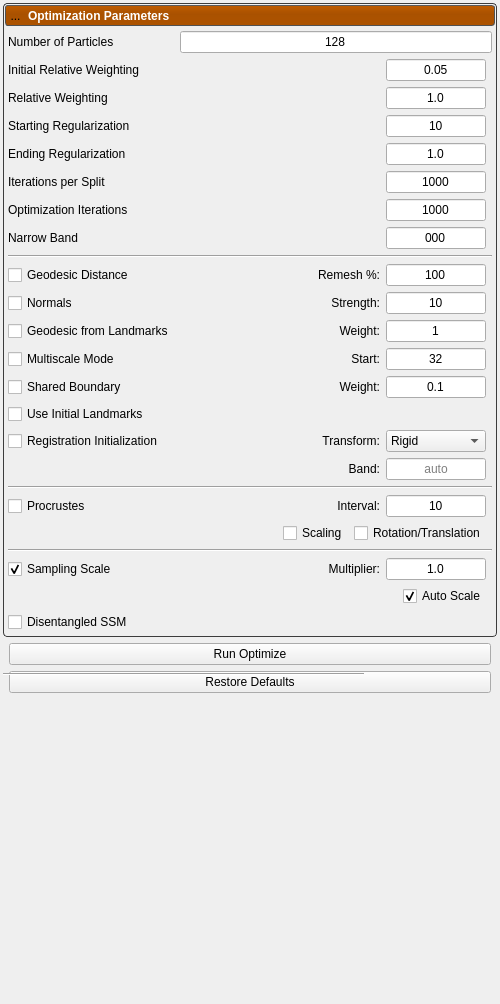
This is Studio/Optimize/OptimizeTool.ui in SCIInstitute/ShapeWorks as Qt 5 draws it before an edit. The edited form follows.
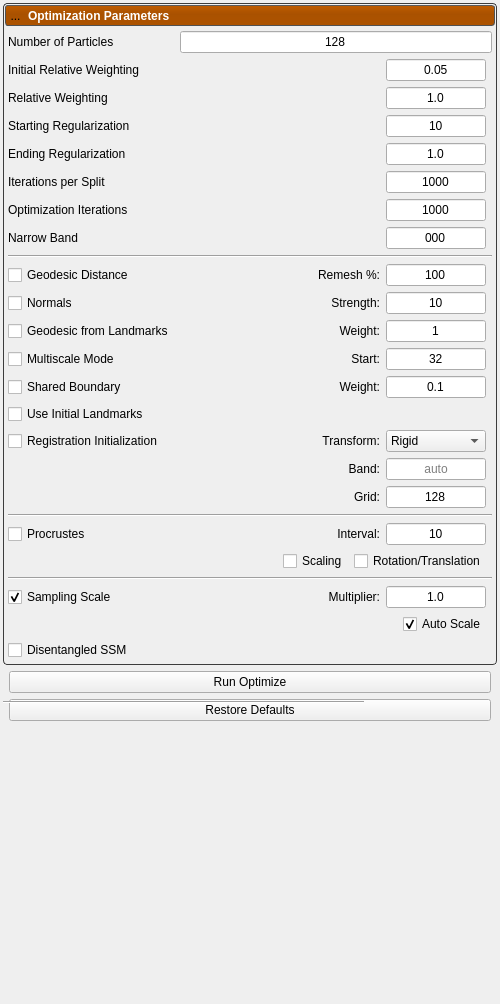
This is the edited form. Icons and pictures are not drawn.

Commit message: Add registration grid-size parameter and decouple the band

```diff
--- a/Studio/Optimize/OptimizeTool.ui
+++ b/Studio/Optimize/OptimizeTool.ui
@@ -815,23 +815,56 @@
                  </property>
                 </widget>
                </item>
+               <!-- Row 26: Registration grid size -->
+               <item row="26" column="1">
+                <widget class="QLabel" name="registration_grid_label">
+                 <property name="text">
+                  <string>Grid:</string>
+                 </property>
+                 <property name="alignment">
+                  <set>Qt::AlignRight|Qt::AlignVCenter</set>
+                 </property>
+                </widget>
+               </item>
+               <item row="26" column="2">
+                <widget class="QLineEdit" name="registration_grid_size">
+                 <property name="text">
+                  <string>128</string>
+                 </property>
+                 <property name="minimumSize">
+                  <size>
+                   <width>50</width>
+                   <height>0</height>
+                  </size>
+                 </property>
+                 <property name="maximumSize">
+                  <size>
+                   <width>100</width>
+                   <height>16777215</height>
+                  </size>
+                 </property>
+                 <property name="alignment">
+                  <set>Qt::AlignCenter</set>
+                 </property>
+                </widget>
+               </item>
                <!-- Divider: after Geodesic/Options group -->
-               <item row="26" column="0" colspan="4">
+               <item row="27" column="0" colspan="4">
                 <widget class="Line" name="line_opt_2">
                  <property name="orientation">
                   <enum>Qt::Horizontal</enum>
                  </property>
                 </widget>
                </item>
-               <!-- Row 27: Procrustes (combined checkbox + interval) -->
-               <item row="27" column="0">
+               <!-- Row 28: Procrustes (combined checkbox + interval) -->
+               <item row="28" column="0">
                 <widget class="QCheckBox" name="procrustes">
                  <property name="text">
                   <string>Procrustes</string>
                  </property>
                 </widget>
                </item>
-               <item row="27" column="1">
+               <item row="28" column="1">
                 <widget class="QLabel" name="procrustes_interval_label">
                  <property name="text">
                   <string>Interval:</string>
@@ -841,7 +874,7 @@
                  </property>
                 </widget>
                </item>
-              <item row="27" column="2">
+              <item row="28" column="2">
                 <widget class="QLineEdit" name="procrustes_interval">
                  <property name="text">
                   <string>10</string>
@@ -863,8 +896,8 @@
                  </property>
                 </widget>
                </item>
-               <!-- Row 28: Procrustes sub-options (Scaling + Rot/Trans) -->
-               <item row="28" column="0" colspan="3">
+               <!-- Row 29: Procrustes sub-options (Scaling + Rot/Trans) -->
+               <item row="29" column="0" colspan="3">
                 <widget class="QWidget" name="procrustes_sub_widget" native="true">
                  <layout class="QHBoxLayout" name="procrustes_sub_layout">
                   <property name="leftMargin">
@@ -910,15 +943,15 @@
                 </widget>
                </item>
                <!-- Divider: after Procrustes group -->
-               <item row="29" column="0" colspan="4">
+               <item row="30" column="0" colspan="4">
                 <widget class="Line" name="line_opt_3">
                  <property name="orientation">
                   <enum>Qt::Horizontal</enum>
                  </property>
                 </widget>
                </item>
-               <!-- Row 30: Sampling Scale (combined checkbox + multiplier) -->
-               <item row="30" column="0">
+               <!-- Row 31: Sampling Scale (combined checkbox + multiplier) -->
+               <item row="31" column="0">
                 <widget class="QCheckBox" name="sampling_scale">
                  <property name="text">
                   <string>Sampling Scale</string>
@@ -928,7 +961,7 @@
                  </property>
                 </widget>
                </item>
-               <item row="30" column="1">
+               <item row="31" column="1">
                 <widget class="QLabel" name="sampling_scale_label">
                  <property name="text">
                   <string>Multiplier:</string>
@@ -938,7 +971,7 @@
                  </property>
                 </widget>
                </item>
-              <item row="30" column="2">
+              <item row="31" column="2">
                 <widget class="QLineEdit" name="sampling_scale_value">
                  <property name="text">
                   <string>1.0</string>
@@ -960,8 +993,8 @@
                  </property>
                 </widget>
                </item>
-               <!-- Row 31: Auto Scale (sub-checkbox) -->
-               <item row="31" column="0" colspan="3">
+               <!-- Row 32: Auto Scale (sub-checkbox) -->
+               <item row="32" column="0" colspan="3">
                 <widget class="QWidget" name="sampling_auto_scale_sub_widget" native="true">
                  <layout class="QHBoxLayout" name="sampling_auto_scale_sub_layout">
                   <property name="leftMargin">
@@ -1002,8 +1035,8 @@
                  </layout>
                 </widget>
                </item>
-               <!-- Row 32: Disentangled SSM (checkbox only, hidden) -->
-               <item row="32" column="0">
+               <!-- Row 33: Disentangled SSM (checkbox only, hidden) -->
+               <item row="33" column="0">
                 <widget class="QCheckBox" name="use_disentangled_ssm">
                  <property name="text">
                   <string>Disentangled SSM</string>
```
Left out of the diff: 1 changed line with no effect on the pictures. The commit also changes 7 other files.
